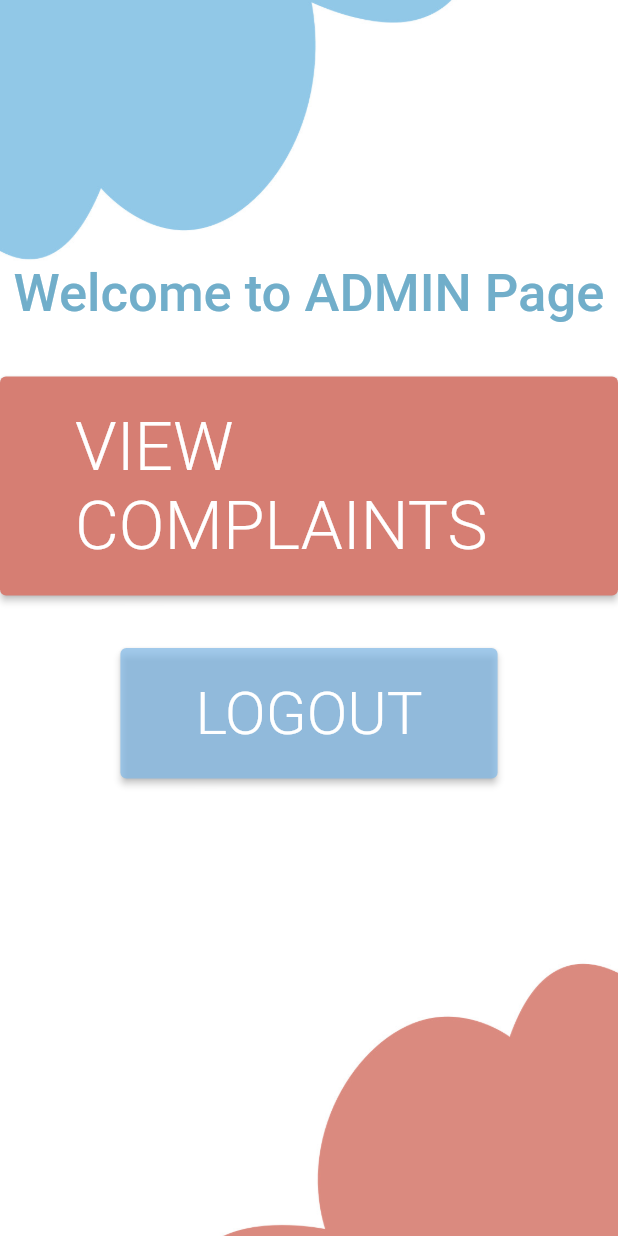
After one commit to rubeyyyy/ambulance-service, a Flutter app: the AdminPage screen opened directly, on a phone screen of 412 x 824 dp. The commit adds this screen. Run offline on Flutter 3.47's test engine with Material 2 defaults, Android fonts, the phone set to English and light mode, and no system bars; our stand-ins replace cloud_firestore, firebase_auth, firebase_core, fluttertoast, google_maps_flutter, location; missing offline and left inert: dart:html, flutter_phone_direct_caller, flutter_polyline_points; accounts and stored records are empty; Roboto replaces fonts that are missing (Montserrat).

Commit message:
admin page and verification

```diff
--- /dev/null
+++ b/bhopu/lib/admin/admin_page.dart
@@ -0,0 +1,99 @@
+import 'package:bhopu/admin/complaints_list.dart';
+import 'package:bhopu/screen/login.dart';
+import 'package:firebase_auth/firebase_auth.dart';
+
+import 'package:flutter/material.dart';
+
+class AdminPage extends StatefulWidget {
+  const AdminPage({Key? key}) : super(key: key);
+
+  @override
+  State<AdminPage> createState() => _AdminPageState();
+}
+
+class _AdminPageState extends State<AdminPage> {
+  @override
+  Widget build(BuildContext context) {
+    return Container(
+        decoration: const BoxDecoration(
+            image: DecorationImage(
+                image: AssetImage('assets/image/2.JPEG'), fit: BoxFit.cover)),
+        child: Scaffold(
+          backgroundColor: Colors.transparent,
+          body: SingleChildScrollView(
+            child: SafeArea(
+              child: Column(
+                crossAxisAlignment: CrossAxisAlignment.center,
+                children: [
+                  SizedBox(
+                    height: 175,
+                  ),
+                  Center(
+                    child: Text(
+                      'Welcome to ADMIN Page',
+                      style: TextStyle(
+                          fontSize: 35,
+                          fontWeight: FontWeight.w500,
+                          color: Color.fromARGB(255, 113, 174, 202)),
+                    ),
+                  ),
+                  SizedBox(
+                    height: 35,
+                  ),
+                  ElevatedButton(
+                    onPressed: () {
+                      Navigator.push(
+                          context,
+                          MaterialPageRoute(
+                              builder: (context) => ComplaintsList()));
+                    },
+                    child: Text(
+                      'VIEW COMPLAINTS',
+                      style: TextStyle(
+                          fontSize: 45,
+                          fontWeight: FontWeight.w300,
+                          fontFamily: 'Montserrat',
+                          color: Colors.white),
+                    ),
+                    style: ElevatedButton.styleFrom(
+                        primary: Color.fromARGB(255, 214, 126, 115),
+                        padding:
+                            EdgeInsets.symmetric(horizontal: 50, vertical: 20),
+                        textStyle: TextStyle(
+                            fontSize: 30, fontWeight: FontWeight.bold)),
+                  ),
+                  SizedBox(
+                    height: 35,
+                  ),
+                  ElevatedButton(
+                    onPressed: () {
+                      FirebaseAuth.instance.signOut().then((value) {
+                        Navigator.push(
+                          context,
+                          MaterialPageRoute(
+                              builder: (context) => const MyLogin()),
+                        );
+                      });
+                    },
+                    child: Text(
+                      'LOGOUT',
+                      style: TextStyle(
+                          fontSize: 40,
+                          fontWeight: FontWeight.w300,
+                          fontFamily: 'Montserrat',
+                          color: Colors.white),
+                    ),
+                    style: ElevatedButton.styleFrom(
+                        primary: Color.fromARGB(188, 131, 186, 231),
+                        padding:
+                            EdgeInsets.symmetric(horizontal: 50, vertical: 20),
+                        textStyle: TextStyle(
+                            fontSize: 30, fontWeight: FontWeight.bold)),
+                  )
+                ],
+              ),
+            ),
+          ),
+        ));
+  }
+}
--- a/bhopu/lib/main.dart
+++ b/bhopu/lib/main.dart
@@ -1,4 +1,3 @@
-import 'package:bhopu/screen/login.dart';
 import 'package:bhopu/screen/mainpge.dart';
 import 'package:flutter/material.dart';
 import 'package:firebase_core/firebase_core.dart';
--- a/bhopu/lib/screen/ambulanceUser.dart
+++ b/bhopu/lib/screen/ambulanceUser.dart
@@ -1,6 +1,3 @@
-import 'dart:developer';
-import 'dart:ffi';
-
 import 'package:bhopu/model/servicepro_model.dart';
 import 'package:bhopu/model/user_model.dart';
 import 'package:bhopu/screen/booking.dart';
--- a/bhopu/lib/screen/booking.dart
+++ b/bhopu/lib/screen/booking.dart
@@ -3,7 +3,6 @@ import 'package:bhopu/screen/dashboard.dart';
 import 'package:cloud_firestore/cloud_firestore.dart';
 import 'package:firebase_auth/firebase_auth.dart';
 import 'package:flutter/material.dart';
-import 'package:intl/intl.dart';
 
 class booking extends StatefulWidget {
   final userid;
--- a/bhopu/lib/screen/passwordPage.dart
+++ b/bhopu/lib/screen/passwordPage.dart
@@ -11,14 +11,9 @@ class _passwordPageState extends State<passwordPage> {
   @override
   Widget build(BuildContext context) {
     return Scaffold(
-      body: Column(children: [
-        Text('I am password page')
-
-
-
-      ],),
-
-
+      body: Column(
+        children: const [Text('I am password page')],
+      ),
     );
   }
 }
--- a/bhopu/lib/screen/serviceDashboard.dart
+++ b/bhopu/lib/screen/serviceDashboard.dart
@@ -1,5 +1,3 @@
-import 'dart:ffi';
-
 import 'package:bhopu/screen/navbar.dart';
 import 'package:cloud_firestore/cloud_firestore.dart';
 import 'package:firebase_auth/firebase_auth.dart';
```
Also changed, not shown: bhopu/lib/admin/complaints_list.dart (added, +97 -0 lines), bhopu/lib/model/complainModel.dart (added, +31 -0 lines), bhopu/lib/screen/complaints.dart (+70 -29 lines), bhopu/lib/screen/list.dart (+2 -5 lines), bhopu/lib/screen/login.dart (+14 -11 lines), bhopu/lib/screen/navbar.dart (+5 -2 lines), bhopu/lib/screen/registerUser.dart (+13 -4 lines), bhopu/lib/screen/serviceproRegister.dart (+11 -1 lines), bhopu/lib/screen/verify_email.dart (+12 -4 lines), bhopu/assets/image/avatar.jpg (added).
